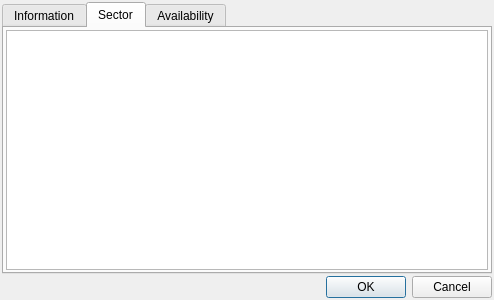
First picture: the form in b6p/dlgemployee.ui, repository diegowald/b6p, before the edit.
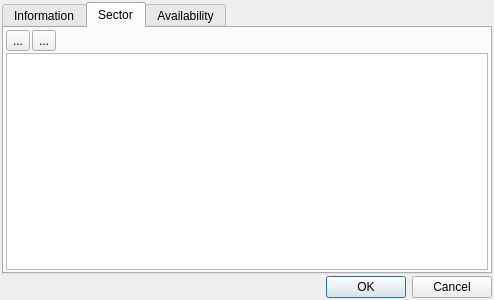
Second picture: the form after the edit. The open tabs and pages were chosen to show the change. Custom widgets are drawn as their Qt base class.

Patch:
```diff
--- a/b6p/dlgemployee.ui
+++ b/b6p/dlgemployee.ui
@@ -119,6 +119,45 @@
        <property name="bottomMargin">
         <number>2</number>
        </property>
+       <item>
+        <layout class="QVBoxLayout" name="verticalLayout_3">
+         <property name="spacing">
+          <number>2</number>
+         </property>
+         <item>
+          <layout class="QGridLayout" name="gridLayout">
+           <property name="spacing">
+            <number>2</number>
+           </property>
+           <item row="0" column="1">
+            <widget class="QToolButton" name="toolButton_2">
+             <property name="text">
+              <string>...</string>
+             </property>
+            </widget>
+           </item>
+           <item row="0" column="0">
+            <widget class="QToolButton" name="toolButton">
+             <property name="text">
+              <string>...</string>
+             </property>
+            </widget>
+           </item>
+           <item row="0" column="2">
+            <spacer name="horizontalSpacer">
+             <property name="orientation">
+              <enum>Qt::Horizontal</enum>
+             </property>
+             <property name="sizeHint" stdset="0">
+              <size>
+               <width>40</width>
+               <height>20</height>
+              </size>
+             </property>
+            </spacer>
+           </item>
+          </layout>
+         </item>
        <item>
         <widget class="QTreeWidget" name="treeCapacities">
          <attribute name="headerVisible">
@@ -130,6 +169,8 @@
           </property>
          </column>
         </widget>
+         </item>
+        </layout>
        </item>
       </layout>
      </widget>
```
Left out of the diff: 4 changed lines with no effect on the pictures. Lines whose indentation alone changed are shown as unchanged.
